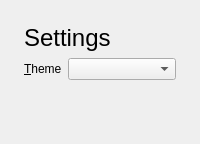
Qt form src/app/ui/settings_page.ui (CameronBrooks11/pyside6-gui-template) before a commit.
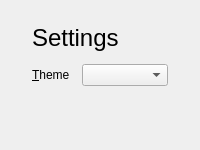
The same form after that commit.

The edit to the form file:
```diff
--- a/src/app/ui/settings_page.ui
+++ b/src/app/ui/settings_page.ui
@@ -3,14 +3,17 @@
  <class>SettingsPage</class>
  <widget class="QWidget" name="SettingsPage">
   <layout class="QVBoxLayout" name="page_layout">
+   <property name="spacing">
+    <number>12</number>
+   </property>
    <property name="leftMargin">
-    <number>24</number>
+    <number>32</number>
    </property>
    <property name="topMargin">
     <number>24</number>
    </property>
    <property name="rightMargin">
-    <number>24</number>
+    <number>32</number>
    </property>
    <property name="bottomMargin">
     <number>24</number>
```
